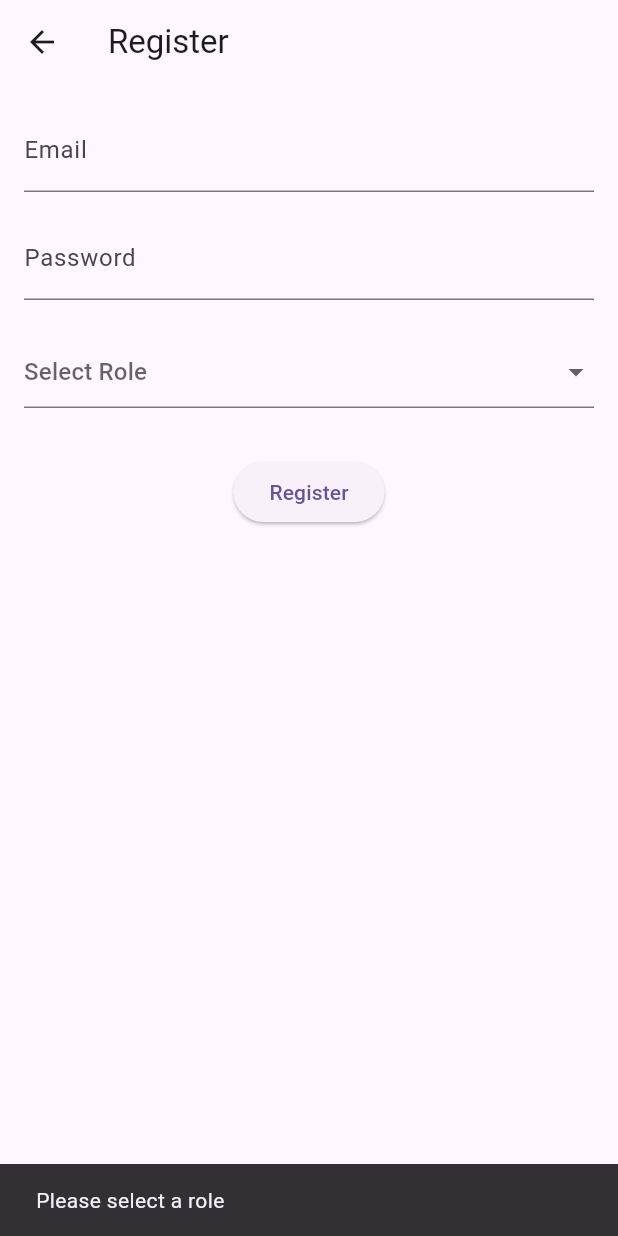
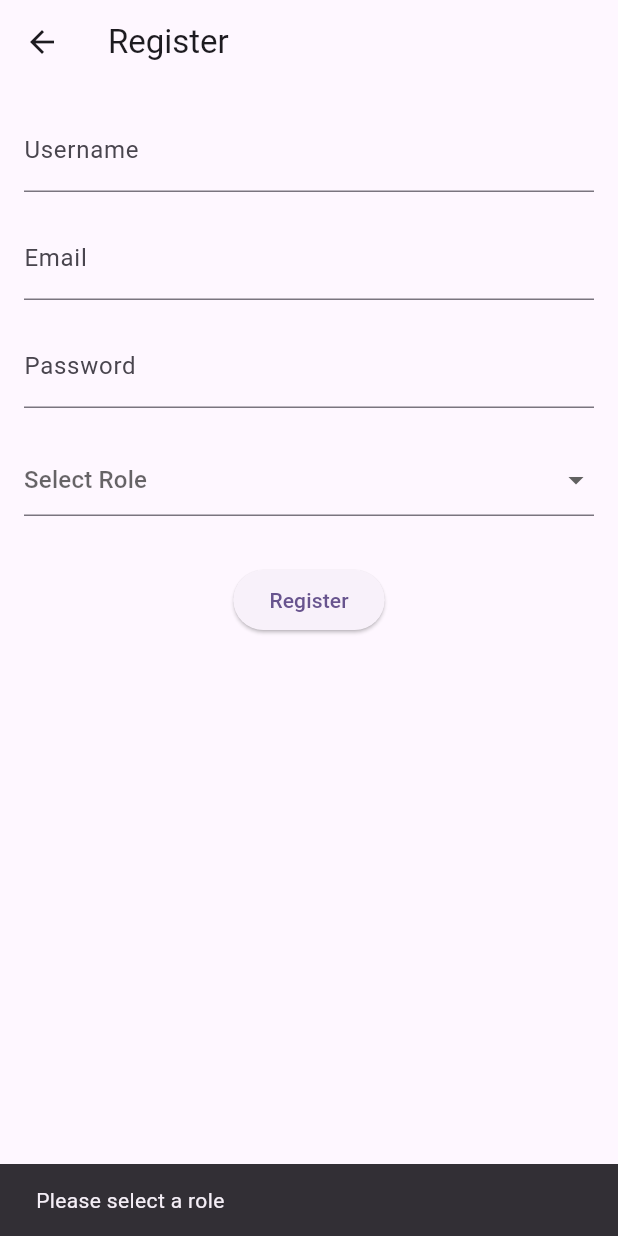
Before and after one commit to aktech99/COTE9, a Flutter app: the RegisterScreen screen opened by its route, after a tap on "Register", on a phone screen of 412 x 824 dp. Run offline on Flutter 3.47's test engine with Material 3 defaults, Android fonts, the phone set to English and light mode, and no system bars; our stand-ins replace cached_network_image, cloud_firestore, firebase_auth, firebase_core, firebase_storage, flutter_cache_manager and 5 more; missing offline and left inert: file_selector, flutter_pdfview, googleapis, pdfx; accounts and stored records are empty.

Commit message:
username in

```diff
--- a/lib/screens/register_screen.dart
+++ b/lib/screens/register_screen.dart
@@ -2,7 +2,6 @@ import 'package:cloud_firestore/cloud_firestore.dart';
 import 'package:firebase_auth/firebase_auth.dart';
 import 'package:firebase_core/firebase_core.dart';
 import 'package:flutter/material.dart';
-
 import 'subject_selection_screen.dart';
 
 class RegisterScreen extends StatefulWidget {
@@ -15,6 +14,7 @@ class RegisterScreen extends StatefulWidget {
 class _RegisterScreenState extends State<RegisterScreen> {
   final _emailController = TextEditingController();
   final _passwordController = TextEditingController();
+  final _usernameController = TextEditingController();
   String? _selectedRole;
   bool _isLoading = false;
 
@@ -26,9 +26,36 @@ class _RegisterScreenState extends State<RegisterScreen> {
       return;
     }
 
+    if (_usernameController.text.trim().isEmpty) {
+      ScaffoldMessenger.of(context).showSnackBar(
+        const SnackBar(content: Text("Username is required")),
+      );
+      return;
+    }
+
     setState(() => _isLoading = true);
 
     try {
+      final firestore = FirebaseFirestore.instanceFor(
+        app: Firebase.app(),
+        databaseId: "cote",
+      );
+
+      // Check for unique username
+      final existing = await firestore
+          .collection('users')
+          .where('username', isEqualTo: _usernameController.text.trim())
+          .get();
+
+      if (existing.docs.isNotEmpty) {
+        setState(() => _isLoading = false);
+        ScaffoldMessenger.of(context).showSnackBar(
+          const SnackBar(content: Text("Username already taken")),
+        );
+        return;
+      }
+
+      // Create user
       final userCredential = await FirebaseAuth.instance.createUserWithEmailAndPassword(
         email: _emailController.text.trim(),
         password: _passwordController.text.trim(),
@@ -36,15 +63,11 @@ class _RegisterScreenState extends State<RegisterScreen> {
 
       final uid = userCredential.user!.uid;
 
-      final firestore = FirebaseFirestore.instanceFor(
-        app: Firebase.app(),
-        databaseId: "cote", // 🔥 your custom Firestore DB ID
-      );
-
-      // Create role-based profile in Firestore
+      // Create Firestore profile
       Map<String, dynamic> profileData = {
         'uid': uid,
         'email': _emailController.text.trim(),
+        'username': _usernameController.text.trim(),
         'role': _selectedRole,
         'subjects': [],
         'bookmarks': {
@@ -71,6 +94,7 @@ class _RegisterScreenState extends State<RegisterScreen> {
 
       await firestore.collection('users').doc(uid).set(profileData);
 
+      // Go to subject selection screen
       Navigator.pushReplacement(
         context,
         MaterialPageRoute(
@@ -92,8 +116,14 @@ class _RegisterScreenState extends State<RegisterScreen> {
       appBar: AppBar(title: const Text("Register")),
       body: Padding(
         padding: const EdgeInsets.all(16.0),
+        child: SingleChildScrollView(
           child: Column(
             children: [
+              TextField(
+                controller: _usernameController,
+                decoration: const InputDecoration(labelText: "Username"),
+              ),
+              const SizedBox(height: 16),
               TextField(
                 controller: _emailController,
                 decoration: const InputDecoration(labelText: "Email"),
@@ -124,6 +154,7 @@ class _RegisterScreenState extends State<RegisterScreen> {
             ],
           ),
         ),
+      ),
     );
   }
 }
```
Lines whose indentation alone changed are shown as unchanged.
